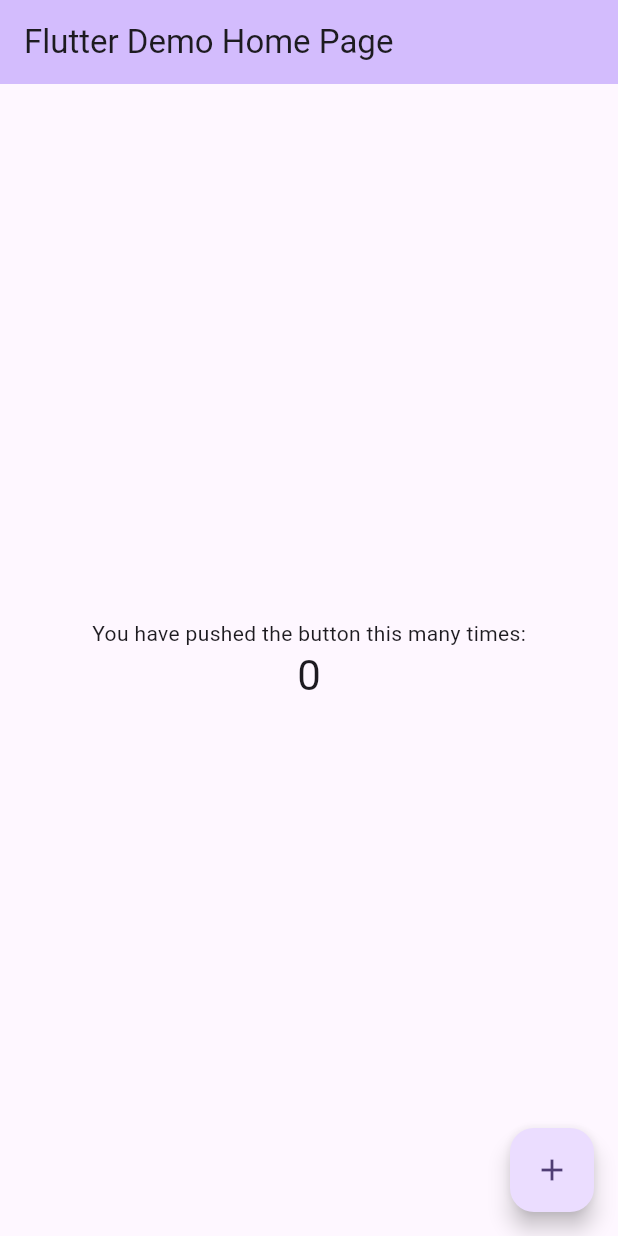
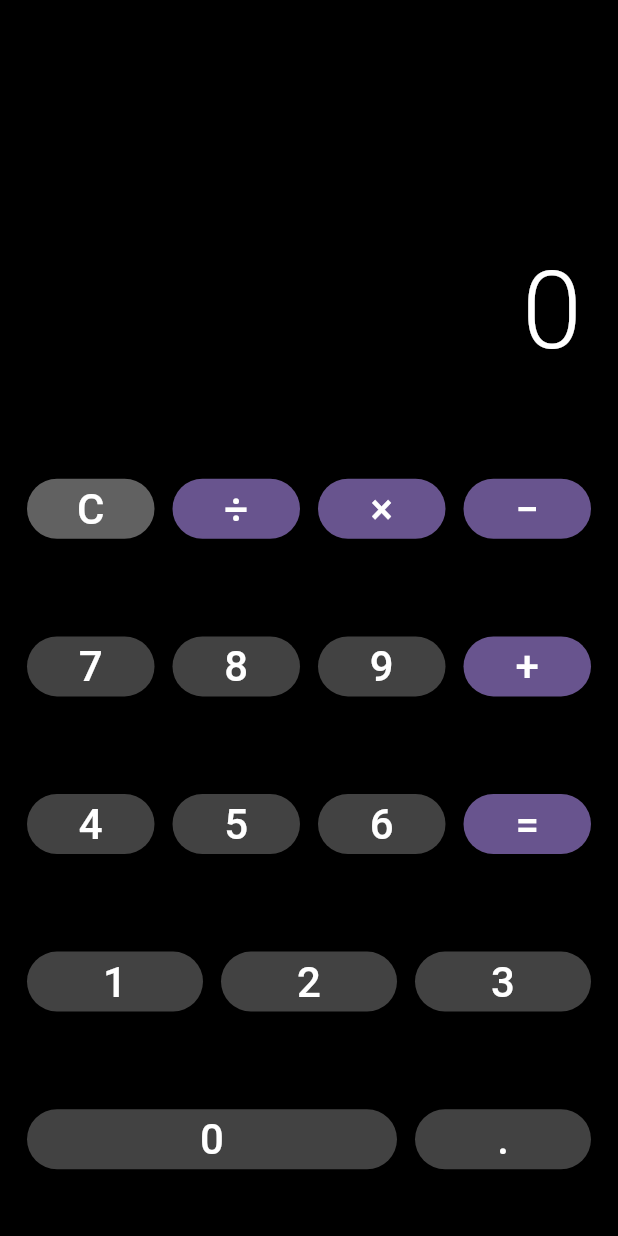
Before and after one commit to vamsim17/simplecalculatorapp, a Flutter app: the screen it shows after launch, on a phone screen of 412 x 824 dp. Run offline on Flutter 3.47's test engine with Material 3 defaults, Android fonts, the light colour scheme and no system bars.

Commit message:
initial calc app

```diff
--- a/lib/main.dart
+++ b/lib/main.dart
@@ -1,121 +1,261 @@
 import 'package:flutter/material.dart';
 
 void main() {
-  runApp(const MyApp());
+  runApp(const CalculatorApp());
 }
 
-class MyApp extends StatelessWidget {
-  const MyApp({super.key});
+class CalculatorApp extends StatelessWidget {
+  const CalculatorApp({super.key});
 
-  // This widget is the root of your application.
   @override
   Widget build(BuildContext context) {
     return MaterialApp(
-      title: 'Flutter Demo',
+      title: 'Simple Calculator',
       theme: ThemeData(
-        // This is the theme of your application.
-        //
-        // TRY THIS: Try running your application with "flutter run". You'll see
-        // the application has a purple toolbar. Then, without quitting the app,
-        // try changing the seedColor in the colorScheme below to Colors.green
-        // and then invoke "hot reload" (save your changes or press the "hot
-        // reload" button in a Flutter-supported IDE, or press "r" if you used
-        // the command line to start the app).
-        //
-        // Notice that the counter didn't reset back to zero; the application
-        // state is not lost during the reload. To reset the state, use hot
-        // restart instead.
-        //
-        // This works for code too, not just values: Most code changes can be
-        // tested with just a hot reload.
-        colorScheme: .fromSeed(seedColor: Colors.deepPurple),
+        colorScheme: ColorScheme.fromSeed(seedColor: Colors.deepPurple),
+        useMaterial3: true,
       ),
-      home: const MyHomePage(title: 'Flutter Demo Home Page'),
+      home: const CalculatorPage(),
     );
   }
 }
 
-class MyHomePage extends StatefulWidget {
-  const MyHomePage({super.key, required this.title});
+enum _Operator { add, subtract, multiply, divide }
 
-  // This widget is the home page of your application. It is stateful, meaning
-  // that it has a State object (defined below) that contains fields that affect
-  // how it looks.
-
-  // This class is the configuration for the state. It holds the values (in this
-  // case the title) provided by the parent (in this case the App widget) and
-  // used by the build method of the State. Fields in a Widget subclass are
-  // always marked "final".
-
-  final String title;
+class CalculatorPage extends StatefulWidget {
+  const CalculatorPage({super.key});
 
   @override
-  State<MyHomePage> createState() => _MyHomePageState();
+  State<CalculatorPage> createState() => _CalculatorPageState();
 }
 
-class _MyHomePageState extends State<MyHomePage> {
-  int _counter = 0;
+class _CalculatorPageState extends State<CalculatorPage> {
+  String _display = '0';
+  double? _storedValue;
+  _Operator? _pendingOperator;
+  bool _shouldResetDisplay = false;
+  bool _hasError = false;
 
-  void _incrementCounter() {
+  void _inputDigit(String digit) {
     setState(() {
-      // This call to setState tells the Flutter framework that something has
-      // changed in this State, which causes it to rerun the build method below
-      // so that the display can reflect the updated values. If we changed
-      // _counter without calling setState(), then the build method would not be
-      // called again, and so nothing would appear to happen.
-      _counter++;
+      if (_hasError || _shouldResetDisplay) {
+        _display = digit;
+        _shouldResetDisplay = false;
+        _hasError = false;
+      } else if (_display == '0') {
+        _display = digit;
+      } else {
+        _display = _display + digit;
+      }
+    });
+  }
+
+  void _inputDecimal() {
+    setState(() {
+      if (_hasError || _shouldResetDisplay) {
+        _display = '0.';
+        _shouldResetDisplay = false;
+        _hasError = false;
+      } else if (!_display.contains('.')) {
+        _display = '$_display.';
+      }
+    });
+  }
+
+  void _clear() {
+    setState(() {
+      _display = '0';
+      _storedValue = null;
+      _pendingOperator = null;
+      _shouldResetDisplay = false;
+      _hasError = false;
+    });
+  }
+
+  String _formatResult(double value) {
+    if (value.isInfinite || value.isNaN) return 'Error';
+    if (value == value.roundToDouble() && value.abs() < 1e15) {
+      return value.toInt().toString();
+    }
+    String text = value.toString();
+    if (text.contains('.')) {
+      text = text.replaceFirst(RegExp(r'0+$'), '');
+      text = text.replaceFirst(RegExp(r'\.$'), '');
+    }
+    return text;
+  }
+
+  double _applyOperator(double a, double b, _Operator op) {
+    switch (op) {
+      case _Operator.add:
+        return a + b;
+      case _Operator.subtract:
+        return a - b;
+      case _Operator.multiply:
+        return a * b;
+      case _Operator.divide:
+        return a / b;
+    }
+  }
+
+  void _chooseOperator(_Operator op) {
+    setState(() {
+      if (_hasError) return;
+      final current = double.parse(_display);
+      if (_storedValue != null && !_shouldResetDisplay) {
+        final result = _applyOperator(_storedValue!, current, _pendingOperator!);
+        if (result.isInfinite || result.isNaN) {
+          _display = 'Error';
+          _hasError = true;
+          _storedValue = null;
+          _pendingOperator = null;
+          _shouldResetDisplay = true;
+          return;
+        }
+        _storedValue = result;
+        _display = _formatResult(result);
+      } else {
+        _storedValue = current;
+      }
+      _pendingOperator = op;
+      _shouldResetDisplay = true;
+    });
+  }
+
+  void _equals() {
+    setState(() {
+      if (_hasError || _storedValue == null || _pendingOperator == null) return;
+      final current = double.parse(_display);
+      final result = _applyOperator(_storedValue!, current, _pendingOperator!);
+      if (result.isInfinite || result.isNaN) {
+        _display = 'Error';
+        _hasError = true;
+      } else {
+        _display = _formatResult(result);
+      }
+      _storedValue = null;
+      _pendingOperator = null;
+      _shouldResetDisplay = true;
     });
   }
 
   @override
   Widget build(BuildContext context) {
-    // This method is rerun every time setState is called, for instance as done
-    // by the _incrementCounter method above.
-    //
-    // The Flutter framework has been optimized to make rerunning build methods
-    // fast, so that you can just rebuild anything that needs updating rather
-    // than having to individually change instances of widgets.
+    final colorScheme = Theme.of(context).colorScheme;
+
     return Scaffold(
-      appBar: AppBar(
-        // TRY THIS: Try changing the color here to a specific color (to
-        // Colors.amber, perhaps?) and trigger a hot reload to see the AppBar
-        // change color while the other colors stay the same.
-        backgroundColor: Theme.of(context).colorScheme.inversePrimary,
-        // Here we take the value from the MyHomePage object that was created by
-        // the App.build method, and use it to set our appbar title.
-        title: Text(widget.title),
-      ),
-      body: Center(
-        // Center is a layout widget. It takes a single child and positions it
-        // in the middle of the parent.
+      backgroundColor: Colors.black,
+      body: SafeArea(
         child: Column(
-          // Column is also a layout widget. It takes a list of children and
-          // arranges them vertically. By default, it sizes itself to fit its
-          // children horizontally, and tries to be as tall as its parent.
-          //
-          // Column has various properties to control how it sizes itself and
-          // how it positions its children. Here we use mainAxisAlignment to
-          // center the children vertically; the main axis here is the vertical
-          // axis because Columns are vertical (the cross axis would be
-          // horizontal).
-          //
-          // TRY THIS: Invoke "debug painting" (choose the "Toggle Debug Paint"
-          // action in the IDE, or press "p" in the console), to see the
-          // wireframe for each widget.
-          mainAxisAlignment: .center,
+          crossAxisAlignment: CrossAxisAlignment.stretch,
           children: [
-            const Text('You have pushed the button this many times:'),
-            Text(
-              '$_counter',
-              style: Theme.of(context).textTheme.headlineMedium,
+            Expanded(
+              flex: 2,
+              child: Container(
+                alignment: Alignment.bottomRight,
+                padding: const EdgeInsets.symmetric(horizontal: 24, vertical: 16),
+                child: FittedBox(
+                  fit: BoxFit.scaleDown,
+                  alignment: Alignment.bottomRight,
+                  child: Text(
+                    _display,
+                    key: const Key('display'),
+                    style: const TextStyle(
+                      color: Colors.white,
+                      fontSize: 72,
+                      fontWeight: FontWeight.w300,
+                    ),
+                  ),
+                ),
+              ),
+            ),
+            Expanded(
+              flex: 4,
+              child: Padding(
+                padding: const EdgeInsets.all(12),
+                child: Column(
+                  children: [
+                    Expanded(
+                      child: Row(
+                        children: [
+                          _buildButton('C', onTap: _clear, background: Colors.grey.shade700),
+                          _buildButton('÷', onTap: () => _chooseOperator(_Operator.divide), background: colorScheme.primary),
+                          _buildButton('×', onTap: () => _chooseOperator(_Operator.multiply), background: colorScheme.primary),
+                          _buildButton('−', onTap: () => _chooseOperator(_Operator.subtract), background: colorScheme.primary),
+                        ],
+                      ),
+                    ),
+                    Expanded(
+                      child: Row(
+                        children: [
+                          _buildButton('7', onTap: () => _inputDigit('7')),
+                          _buildButton('8', onTap: () => _inputDigit('8')),
+                          _buildButton('9', onTap: () => _inputDigit('9')),
+                          _buildButton('+', onTap: () => _chooseOperator(_Operator.add), background: colorScheme.primary),
+                        ],
+                      ),
+                    ),
+                    Expanded(
+                      child: Row(
+                        children: [
+                          _buildButton('4', onTap: () => _inputDigit('4')),
+                          _buildButton('5', onTap: () => _inputDigit('5')),
+                          _buildButton('6', onTap: () => _inputDigit('6')),
+                          _buildButton('=', onTap: _equals, background: colorScheme.primary),
+                        ],
+                      ),
+                    ),
+                    Expanded(
+                      child: Row(
+                        children: [
+                          _buildButton('1', onTap: () => _inputDigit('1')),
+                          _buildButton('2', onTap: () => _inputDigit('2')),
+                          _buildButton('3', onTap: () => _inputDigit('3')),
+                        ],
+                      ),
+                    ),
+                    Expanded(
+                      child: Row(
+                        children: [
+                          _buildButton('0', onTap: () => _inputDigit('0'), flex: 2),
+                          _buildButton('.', onTap: _inputDecimal),
+                        ],
+                      ),
+                    ),
+                  ],
+                ),
+              ),
             ),
           ],
         ),
       ),
-      floatingActionButton: FloatingActionButton(
-        onPressed: _incrementCounter,
-        tooltip: 'Increment',
-        child: const Icon(Icons.add),
+    );
+  }
+
+  Widget _buildButton(
+    String label, {
+    required VoidCallback onTap,
+    Color? background,
+    int flex = 1,
+  }) {
+    return Expanded(
+      flex: flex,
+      child: Padding(
+        padding: const EdgeInsets.all(6),
+        child: ElevatedButton(
+          onPressed: onTap,
+          style: ElevatedButton.styleFrom(
+            backgroundColor: background ?? Colors.grey.shade800,
+            foregroundColor: Colors.white,
+            shape: const StadiumBorder(),
+            padding: EdgeInsets.zero,
+            elevation: 0,
+          ),
+          child: Text(
+            label,
+            style: const TextStyle(fontSize: 28, fontWeight: FontWeight.w500),
+          ),
+        ),
       ),
     );
   }
```
Also changed, not shown: 1 other file.
